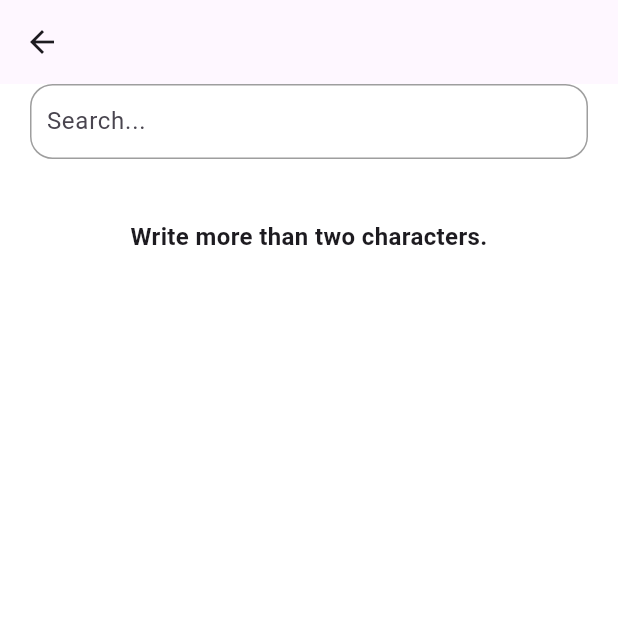
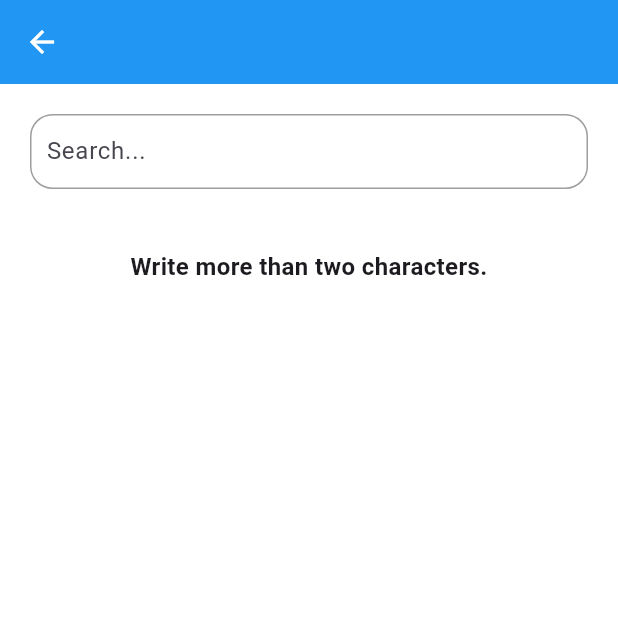
Before and after one commit to Plaltair/pivotaltracker-stories, a Flutter app: the SearchPage screen opened directly with empty values, on a phone screen of 412 x 824 dp, the top half of it. Run offline on Flutter 3.47's test engine with Material 2 defaults, Android fonts, the phone set to English and light mode, and no system bars; our stand-ins replace go_router; network calls fail.

Commit message:
refactor: update style

```diff
--- a/lib/presentation/pages/search_page.dart
+++ b/lib/presentation/pages/search_page.dart
@@ -1,4 +1,5 @@
 import 'package:flutter/material.dart';
+import 'package:go_router/go_router.dart';
 import 'package:pivotaltracker_stories/models/story_model.dart';
 import 'package:pivotaltracker_stories/widgets/search_field.dart';
 import 'package:pivotaltracker_stories/widgets/stories_list.dart';
@@ -18,10 +19,19 @@ class _SearchPageState extends State<SearchPage> {
   @override
   Widget build(BuildContext context) {
     return Scaffold(
-      appBar: AppBar(),
+      appBar: AppBar(
+        leading: IconButton(
+          icon: Icon(Icons.arrow_back, color: Colors.white),
+          onPressed: () => context.pop(),
+        ),
+        backgroundColor: Colors.blue,
+      ),
       body: ListView(
         padding: const EdgeInsets.symmetric(horizontal: 20),
         children: [
+          const SizedBox(
+            height: 20,
+          ),
           SearchField(
             onChange: (value) {
               setState(() {
```
Also changed, not shown: lib/presentation/pages/home_page.dart (+7 -1 lines), lib/widgets/story.dart (+7 -3 lines).
